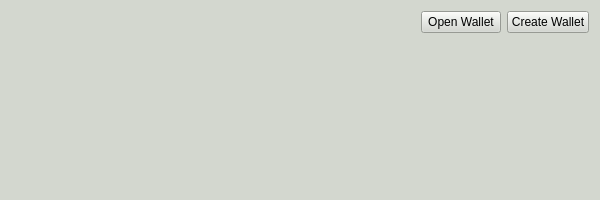
Above: settingsinfo.ui from gill3m/AkromaDesktopWallet before the change. Below: the same form after it.
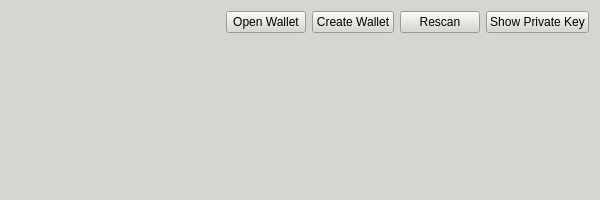
That is the form after the change.

Commit message: new buttons for ShowPrivateKey

```diff
--- a/settingsinfo.ui
+++ b/settingsinfo.ui
@@ -471,6 +471,20 @@
        </property>
       </widget>
      </item>
+     <item>
+      <widget class="QPushButton" name="btn_Rescan">
+       <property name="text">
+        <string>Rescan</string>
+       </property>
+      </widget>
+     </item>
+     <item>
+      <widget class="QPushButton" name="btn_PrivateKey">
+       <property name="text">
+        <string>Show Private Key</string>
+       </property>
+      </widget>
+     </item>
     </layout>
    </item>
    <item row="1" column="0">
```
Left out of the diff: 3 changed lines with no effect on the pictures.
